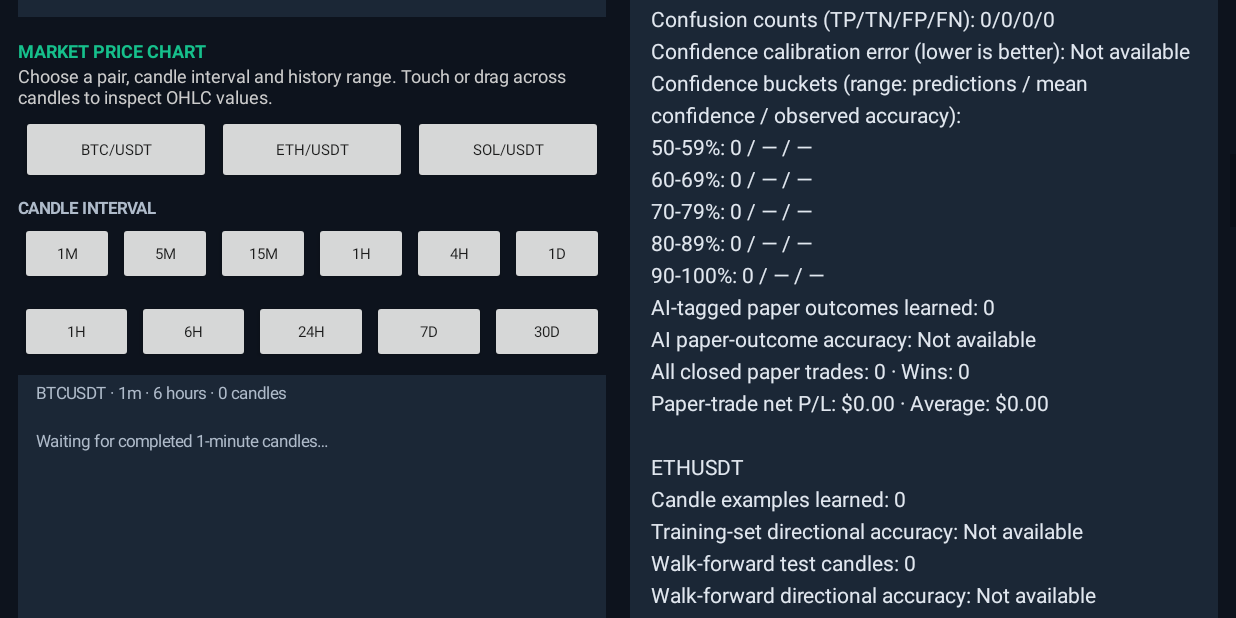
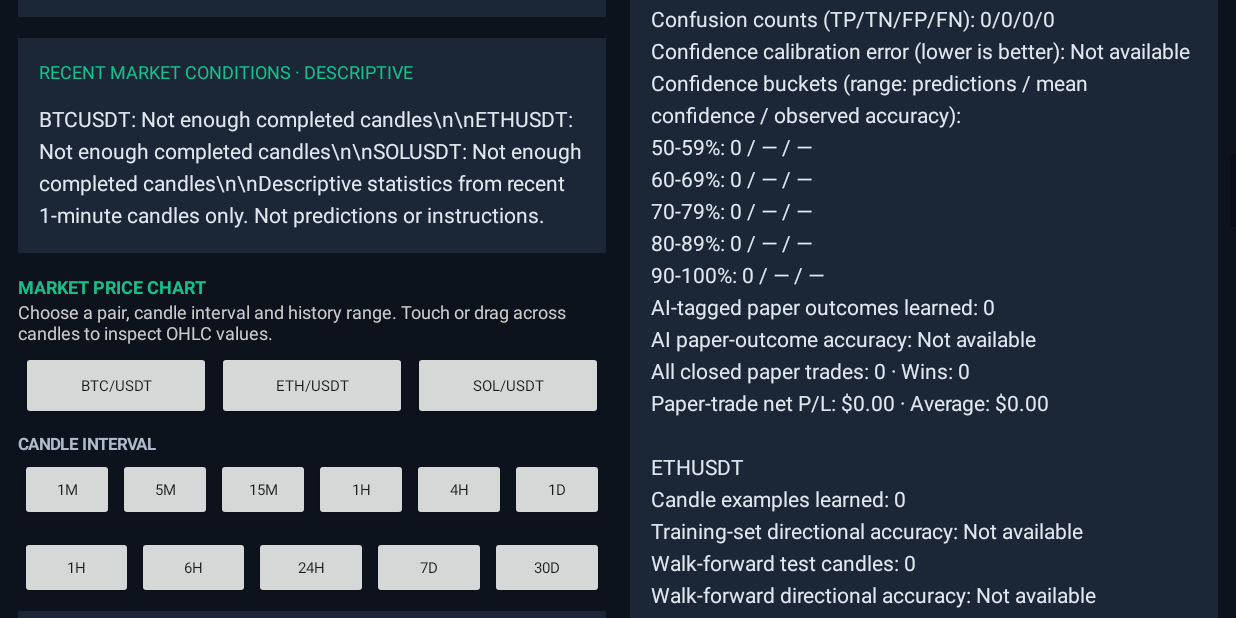
Before and after one commit to kalize856-ops/kalize-crypto-ai, an Android app: the screen it shows after launch (MainActivity), scrolled down 864 dp, on a phone screen of 824 x 412 dp (held sideways). Run offline under Robolectric (Android 15) with nearby library versions, the phone set to English and light mode, and no system bars.

Commit message:
Add descriptive recent market-condition statistics

```diff
--- a/app/src/main/java/com/kalize/cryptoai/MainActivity.java
+++ b/app/src/main/java/com/kalize/cryptoai/MainActivity.java
@@ -31,7 +31,7 @@ public class MainActivity extends Activity {
     private PaperTradingEngine tradingEngine;
     private OnDeviceLearningEngine learningEngine;
     private AutoPaperTradingController autoTrader;
-    private TextView marketStatus, marketHealthPanel, marketQuotes, portfolioPanel, modelPanel, learningReportPanel, openTradesPanel, historyPanel, performancePanel;
+    private TextView marketStatus, marketHealthPanel, marketConditionPanel, marketQuotes, portfolioPanel, modelPanel, learningReportPanel, openTradesPanel, historyPanel, performancePanel;
     private Button autoButton;
     private CandlestickChartView priceChart;
     private SimpleLineChartView equityChart;
@@ -53,6 +53,7 @@ public class MainActivity extends Activity {
                 marketStatus.setText((status == null ? "Waiting for market feed" : status) +
                         "\nCompleted 1m candles stored: " + database.getStoredCandleCount());
                 if (marketHealthPanel != null) marketHealthPanel.setText(loadMarketHealth());
+                if (marketConditionPanel != null) marketConditionPanel.setText(loadMarketConditions());
                 refreshDashboard();
             }
         }
@@ -118,6 +119,7 @@ public class MainActivity extends Activity {
         marketQuotes = addPanel("LIVE QUOTES · 24-HOUR SNAPSHOT",
                 "Waiting for live ticker updates…\nLast price, daily change, high, low and quote volume.");
         marketHealthPanel = addPanel("MARKET DATA HEALTH", loadMarketHealth());
+        marketConditionPanel = addPanel("RECENT MARKET CONDITIONS · DESCRIPTIVE", loadMarketConditions());
         addText("MARKET PRICE CHART", 12, Color.rgb(22, 192, 140), true);
         addText("Choose a pair, candle interval and history range. Touch or drag across candles to inspect OHLC values.", 12, Color.LTGRAY, false);
         addPairSelector();
@@ -300,6 +302,7 @@ public class MainActivity extends Activity {
 
         openTradesPanel.setText(open.toString());
         if (marketHealthPanel != null) marketHealthPanel.setText(loadMarketHealth());
+        if (marketConditionPanel != null) marketConditionPanel.setText(loadMarketConditions());
         refreshCharts(db);
         historyPanel.setText(loadHistory(db));
         if (performancePanel != null) performancePanel.setText(loadPerformanceReport(db));
@@ -944,6 +947,56 @@ public class MainActivity extends Activity {
         return report.toString();
     }
 
+    /**
+     * Descriptive recent range statistics from up to 60 completed one-minute candles.
+     * These measurements describe recent movement and are not trading signals.
+     */
+    private String loadMarketConditions() {
+        if (database == null) return "Waiting for local market database…";
+        SQLiteDatabase db = database.getReadableDatabase();
+        String[] symbols = new String[]{"BTCUSDT", "ETHUSDT", "SOLUSDT"};
+        StringBuilder out = new StringBuilder();
+        for (String symbol : symbols) {
+            Cursor c = db.rawQuery(
+                    "SELECT high,low,close FROM candles WHERE symbol=? AND interval='1m' " +
+                    "ORDER BY open_time DESC LIMIT 60",
+                    new String[]{symbol});
+            double totalRangePct = 0.0;
+            double totalAbsMovePct = 0.0;
+            double previousClose = -1.0;
+            int rangeSamples = 0, moveSamples = 0;
+            try {
+                while (c.moveToNext()) {
+                    double high = c.getDouble(0);
+                    double low = c.getDouble(1);
+                    double close = c.getDouble(2);
+                    if (close > 0.0 && high >= low) {
+                        totalRangePct += ((high - low) / close) * 100.0;
+                        rangeSamples++;
+                        if (previousClose > 0.0) {
+                            totalAbsMovePct += Math.abs((previousClose - close) / close) * 100.0;
+                            moveSamples++;
+                        }
+                    }
+                    previousClose = close;
+                }
+            } finally { c.close(); }
+            if (out.length() > 0) out.append("\\n\\n");
+            out.append(symbol).append(": ");
+            if (rangeSamples == 0) out.append("Not enough completed candles");
+            else {
+                out.append("Average high-low range: ")
+                        .append(String.format(Locale.US, "%.4f%%", totalRangePct / rangeSamples))
+                        .append("\\nAverage absolute close change: ")
+                        .append(moveSamples == 0 ? "Not available" :
+                                String.format(Locale.US, "%.4f%%", totalAbsMovePct / moveSamples))
+                        .append("\\nCandles measured: ").append(rangeSamples);
+            }
+        }
+        out.append("\\n\\nDescriptive statistics from recent 1-minute candles only. Not predictions or instructions.");
+        return out.toString();
+    }
+
     private double latestPrice(SQLiteDatabase db, String symbol) {
         Cursor c = db.rawQuery(
                 "SELECT close FROM candles WHERE symbol=? AND interval='1m' ORDER BY open_time DESC LIMIT 1",
```
